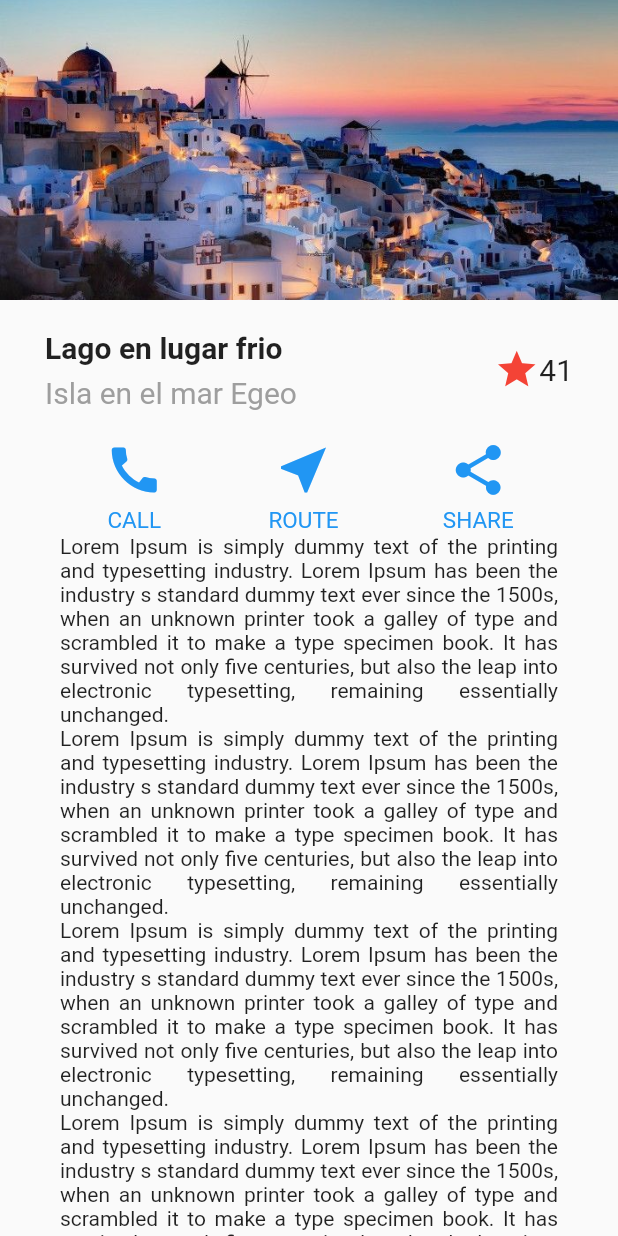
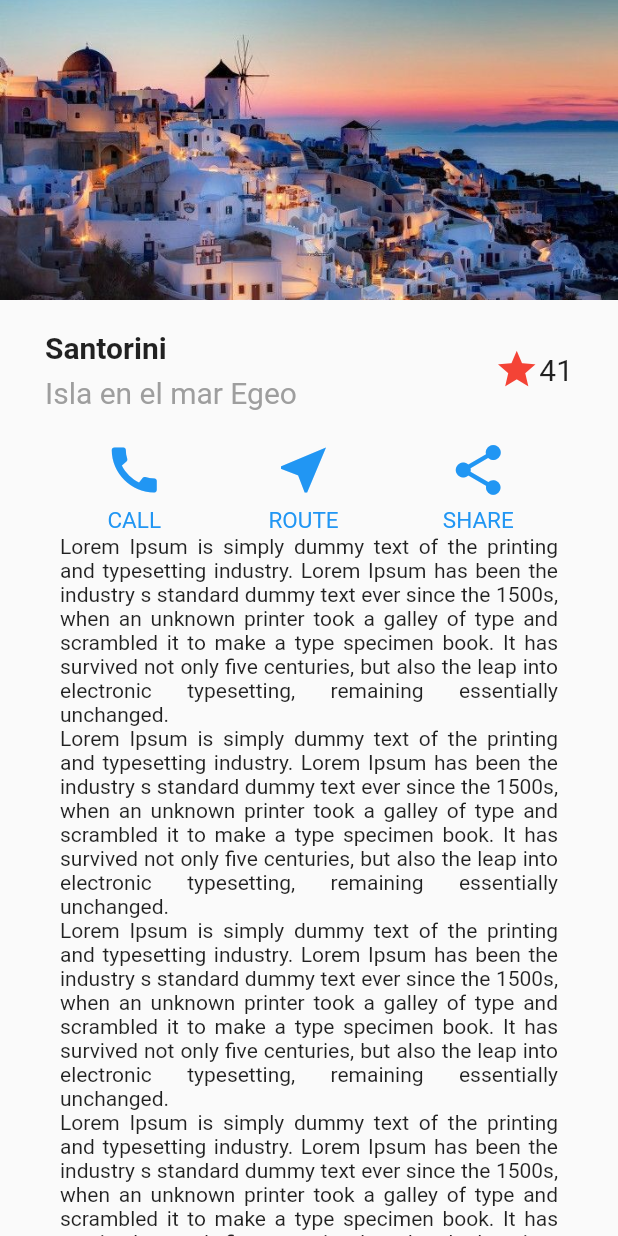
Before and after one commit to AbigailTurriza24/disenoss-master, a Flutter app: the screen it shows after launch, on a phone screen of 412 x 824 dp. Run offline on Flutter 3.47's test engine with Material 2 defaults, Android fonts, the phone set to English and light mode, and no system bars.

Commit message:
commit texto basico

```diff
--- a/lib/src/pages/basico_page.dart
+++ b/lib/src/pages/basico_page.dart
@@ -46,7 +46,7 @@ class BasicoPage extends StatelessWidget {
               child: Column(
                 crossAxisAlignment: CrossAxisAlignment.start,
                 children: <Widget>[
-                  Text('Lago en lugar frio', style: estiloTitulo),
+                  Text('Santorini', style: estiloTitulo),
                   SizedBox(height: 7.0),
                   Text('Isla en el mar Egeo', style: estiloSubTitulo),
                 ],
```
